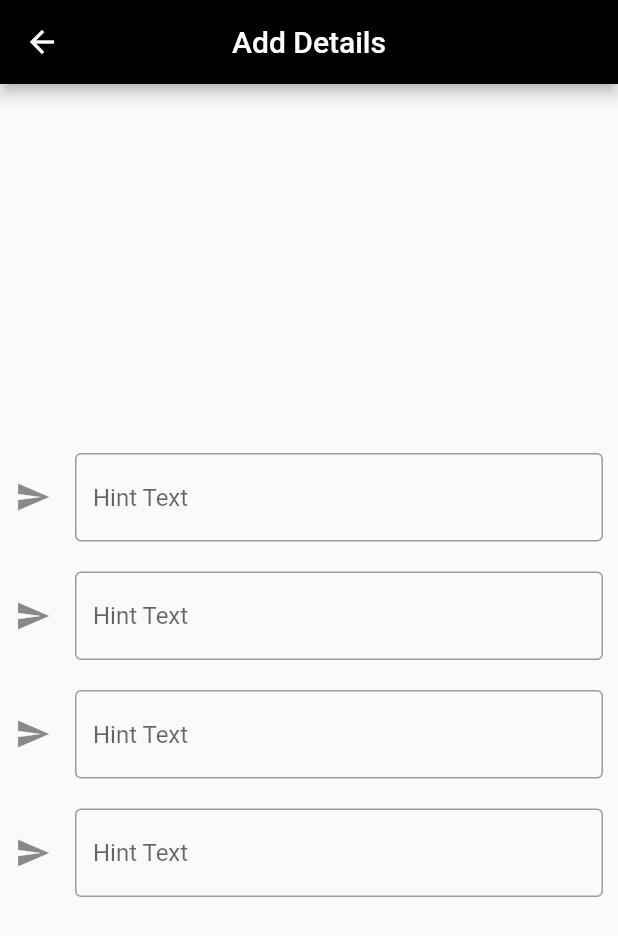
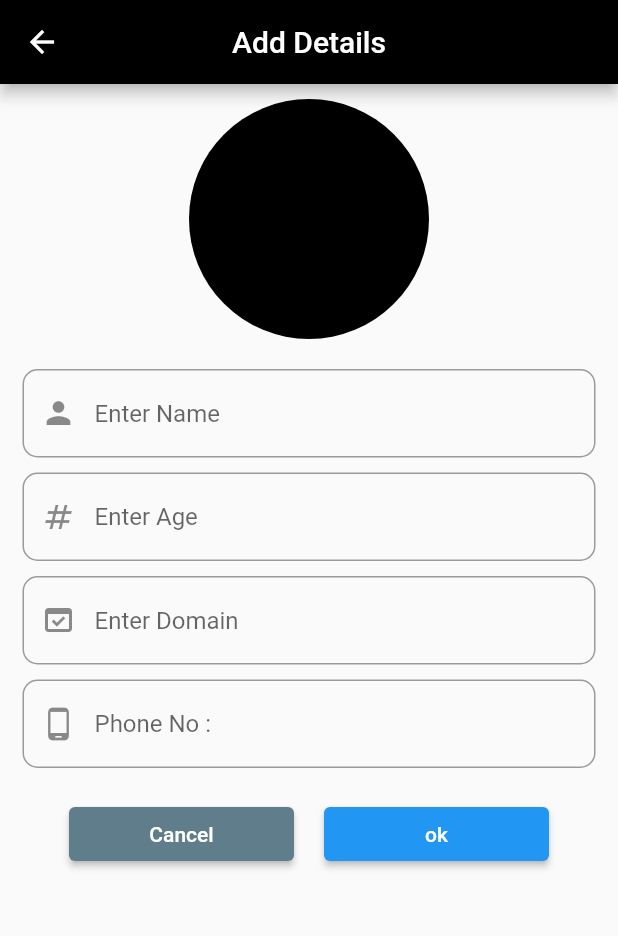
Before and after one commit to JiyadAhammad/student-mgnt, a Flutter app: the Formwidget screen opened directly, on a phone screen of 412 x 824 dp. Shown: the top 936 px of the screen. Run offline on Flutter 3.47's test engine with Material 2 defaults, Android fonts, the phone set to English and light mode, and no system bars; our stand-ins replace lottie.

Commit message:
form fied refactor

```diff
--- a/lib/presentation/form_widget/form_widget.dart
+++ b/lib/presentation/form_widget/form_widget.dart
@@ -1,6 +1,12 @@
 import 'package:flutter/material.dart';
 import 'package:student/constant/color/colors.dart';
 import 'package:student/constant/size/sized_box.dart';
+import 'package:student/presentation/form_widget/widget/text_form_widget.dart';
+
+final nameController = TextEditingController();
+final ageController = TextEditingController();
+final domainController = TextEditingController();
+final phoneController = TextEditingController();
 
 class Formwidget extends StatelessWidget {
   const Formwidget({Key? key}) : super(key: key);
@@ -16,51 +22,71 @@ class Formwidget extends StatelessWidget {
         centerTitle: true,
       ),
       body: Padding(
-        padding: const EdgeInsets.all(10.0),
-        child: Column(
-          mainAxisAlignment: MainAxisAlignment.center,
-          children: const [
-            kheight20,
-            TextField(
-              decoration: InputDecoration(
-                icon: Icon(
-                  Icons.send,
-                ),
-                hintText: 'Hint Text',
-                border: OutlineInputBorder(),
+        padding: const EdgeInsets.symmetric(horizontal: 15, vertical: 10),
+        child: SingleChildScrollView(
+          child: Column(
+            mainAxisAlignment: MainAxisAlignment.end,
+            children: [
+              const CircleAvatar(
+                radius: 80,
+                backgroundColor: kblack,
               ),
-            ),
-            kheight20,
-            TextField(
-              decoration: InputDecoration(
-                icon: Icon(
-                  Icons.send,
-                ),
-                hintText: 'Hint Text',
-                border: OutlineInputBorder(),
+              kheight20,
+              TextFormWidget(
+                hintText: 'Enter Name',
+                prefixIcon: Icons.person,
+                controller: nameController,
               ),
-            ),
-            kheight20,
-            TextField(
-              decoration: InputDecoration(
-                icon: Icon(
-                  Icons.send,
-                ),
-                hintText: 'Hint Text',
-                border: OutlineInputBorder(),
+              kheight,
+              TextFormWidget(
+                prefixIcon: Icons.numbers,
+                keyboardType: const TextInputType.numberWithOptions(),
+                hintText: 'Enter Age',
+                controller: ageController,
               ),
-            ),
-            kheight20,
-            TextField(
-              decoration: InputDecoration(
-                icon: Icon(
-                  Icons.send,
-                ),
-                hintText: 'Hint Text',
-                border: OutlineInputBorder(),
+              kheight,
+              TextFormWidget(
+                prefixIcon: Icons.domain_verification,
+                hintText: 'Enter Domain',
+                controller: domainController,
               ),
-            ),
-          ],
+              kheight,
+              TextFormWidget(
+                prefixIcon: Icons.phone_android,
+                keyboardType: const TextInputType.numberWithOptions(),
+                hintText: 'Phone No :',
+                controller: phoneController,
+              ),
+              kheight20,
+              Row(
+                mainAxisAlignment: MainAxisAlignment.center,
+                children: [
+                  SizedBox(
+                    width: 150,
+                    child: ElevatedButton(
+                      style: ButtonStyle(
+                          backgroundColor:
+                              MaterialStateProperty.all(Colors.blueGrey)),
+                      onPressed: () {},
+                      child: const Text(
+                        'Cancel',
+                      ),
+                    ),
+                  ),
+                  kwidth20,
+                  SizedBox(
+                    width: 150,
+                    child: ElevatedButton(
+                      onPressed: () {},
+                      child: const Text(
+                        'ok',
+                      ),
+                    ),
+                  ),
+                ],
+              ),
+            ],
+          ),
         ),
       ),
     );
--- /dev/null
+++ b/lib/presentation/form_widget/widget/text_form_widget.dart
@@ -0,0 +1,33 @@
+import 'package:flutter/material.dart';
+
+class TextFormWidget extends StatelessWidget {
+  final IconData prefixIcon;
+  final String hintText;
+  final TextInputType keyboardType;
+  final TextEditingController controller;
+  const TextFormWidget(
+      {Key? key,
+      required this.prefixIcon,
+      required this.hintText,
+      this.keyboardType = TextInputType.name,
+      required this.controller})
+      : super(key: key);
+
+  @override
+  Widget build(BuildContext context) {
+    return TextField(
+      controller: controller,
+      keyboardType: keyboardType,
+      decoration: InputDecoration(
+        prefixIcon: Icon(prefixIcon),
+        hintText: hintText,
+        // errorText: 'Invalid',
+        border: const OutlineInputBorder(
+          borderRadius: BorderRadius.all(
+            Radius.circular(10),
+          ),
+        ),
+      ),
+    );
+  }
+}
```
